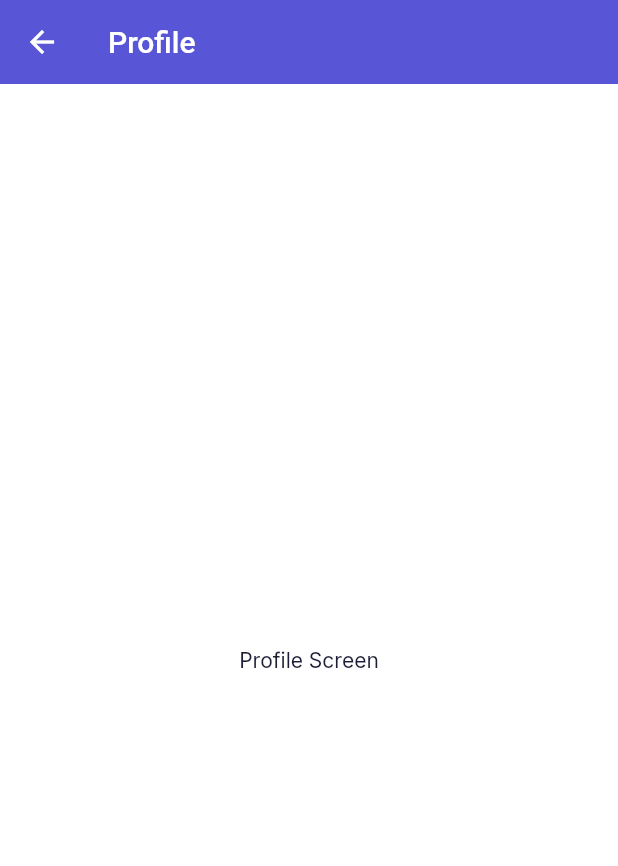
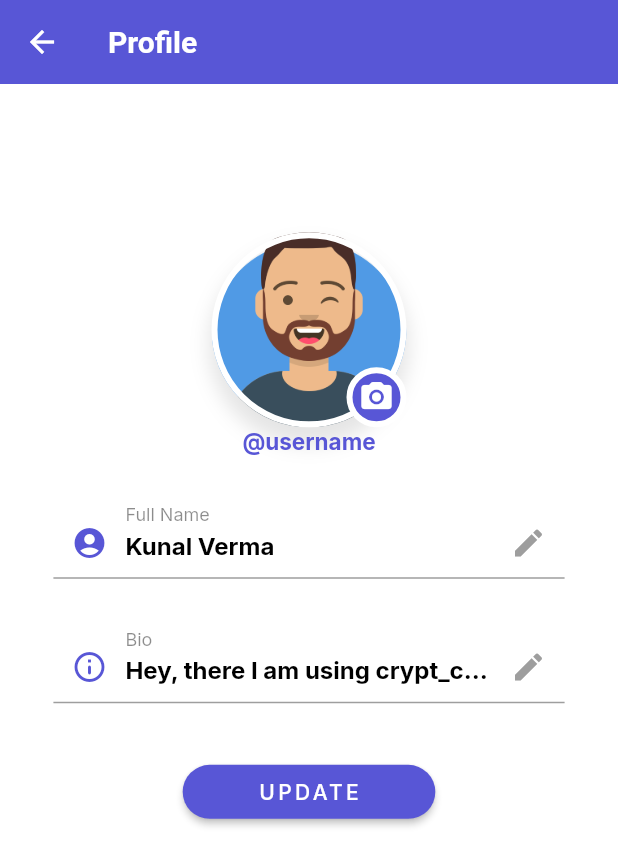
Before and after one commit to KKVANONYMOUS/Crypt-Chat, a Flutter app: the ProfileScreen screen opened directly, on a phone screen of 412 x 824 dp. Shown: the top 866 px of the screen. Run offline on Flutter 3.47's test engine with Material 2 defaults, Android fonts, the phone set to English and light mode, and no system bars; our stand-ins replace cloud_firestore, firebase_auth, firebase_core, flutter_svg, google_fonts, shared_preferences; missing offline and left inert: encrypt; accounts and stored records are empty.

Commit message:
Worked on Profile UI

```diff
--- a/lib/views/chat_rooms_view.dart
+++ b/lib/views/chat_rooms_view.dart
@@ -5,11 +5,9 @@ import 'package:crypt_chat/utils/services/database.dart';
 import 'package:crypt_chat/utils/services/encryption_decryption.dart';
 import 'package:crypt_chat/views/auth/login_view.dart';
 import 'package:crypt_chat/views/chat_view.dart';
-import 'package:crypt_chat/views/profile_view.dart';
 import 'package:crypt_chat/views/search_view.dart';
 import 'package:crypt_chat/utils/services/auth.dart';
 import 'package:crypt_chat/widgets/alert_dialog.dart';
-import 'file:///F:/Flutter_Project/crypt_chat/lib/views/home_view.dart';
 import 'package:flutter/cupertino.dart';
 import 'package:flutter/material.dart';
 import 'package:encrypt/encrypt.dart' as encrypt;
--- a/lib/views/profile_view.dart
+++ b/lib/views/profile_view.dart
@@ -1,4 +1,5 @@
 import 'package:flutter/material.dart';
+import 'package:crypt_chat/constants/app_constants.dart';
 
 class ProfileScreen extends StatefulWidget {
   @override
@@ -8,14 +9,136 @@ class ProfileScreen extends StatefulWidget {
 class _ProfileScreenState extends State<ProfileScreen> {
   @override
   Widget build(BuildContext context) {
+    Size screenSize=MediaQuery.of(context).size;
     return Scaffold(
       appBar: AppBar(
-        title: Text('Profile'),
+        title: Text('Profile', style: TextStyle(
+            color: Colors.white, fontWeight: FontWeight.bold, fontSize: 20),
+        ),
         elevation: 0,
       ),
-      body: Center(
-        child: Text('Profile Screen'),
+      body: Container(
+        padding: EdgeInsets.symmetric(vertical: screenSize.height * 0.12,horizontal: 15),
+        child: ListView(
+          children: [
+            Center(
+              child: Stack(
+                children: [
+                  Container(
+                    width: 130,
+                    height: 130,
+                    decoration: BoxDecoration(
+                        border: Border.all(
+                            width: 4,
+                            color: Theme.of(context).scaffoldBackgroundColor),
+                        boxShadow: [
+                          BoxShadow(
+                              spreadRadius: 2,
+                              blurRadius: 10,
+                              color: Colors.black.withOpacity(0.1),
+                              offset: Offset(0, 10))
+                        ],
+                        shape: BoxShape.circle,
+                        image: DecorationImage(
+                            fit: BoxFit.cover,
+                            image: AssetImage("assets/images/user_avatar.png")),
+                    ),
+
+                  ),
+                  Positioned(
+                      bottom: 0,
+                      right: 0,
+                      child: Container(
+                        height: 40,
+                        width: 40,
+                        decoration: BoxDecoration(
+                          shape: BoxShape.circle,
+                          border: Border.all(
+                            width: 4,
+                            color: Theme.of(context).scaffoldBackgroundColor,
+                          ),
+                          color: Theme.of(context).primaryColor,
+                        ),
+                        child: Icon(
+                          Icons.camera_alt_rounded,
+                          color: Colors.white,
+                        ),
+                      )),
+                ],
+              ),
+            ),
+            Center(
+              child: Container(
+                child: Text('@username',style: TextStyle(color:MediaQuery.of(context).platformBrightness==Brightness.light ? Constants.kPrimaryColor:Constants.kSecondaryColor,fontSize: 15,fontWeight: FontWeight.bold),),
+              ),
+            ),
+            SizedBox(
+              height: 35,
+            ),
+            Container(
+              padding: EdgeInsets.symmetric(horizontal: screenSize.width * 0.05),
+              child: Column(
+                children: [
+                  ProfileTextField(context,"Full Name", "Kunal Verma"),
+                  ProfileTextField(context,"Bio", "Hey, there I am using crypt_chat"),
+                  Padding(
+                    padding: EdgeInsets.symmetric(horizontal: screenSize.width * 0.1),
+                    child: RaisedButton(
+                      onPressed: () {},
+                      color: MediaQuery.of(context).platformBrightness==Brightness.light ? Constants.kPrimaryColor:Constants.kSecondaryColor,
+                      padding: EdgeInsets.symmetric(horizontal: 50),
+                      shape: RoundedRectangleBorder(
+                          borderRadius: BorderRadius.circular(20)),
+                      child: Text(
+                        "UPDATE",
+                        style: TextStyle(
+                            fontSize: 14,
+                            letterSpacing: 2.2,
+                            color: MediaQuery.of(context).platformBrightness==Brightness.light ? Colors.white:Colors.black87),
+                      ),
+                    ),
+                  )
+                ],
+              ),
+            )
+          ],
+        ),
       ),
     );
   }
 }
+
+Widget ProfileTextField(BuildContext context,
+    String labelText, String placeholder) {
+  return Padding(
+    padding: const EdgeInsets.only(bottom: 35.0),
+    child: TextField(
+      decoration: InputDecoration(
+        prefixIcon: Icon(
+          labelText=='Bio'?Icons.info_outline_rounded:Icons.account_circle_rounded,
+          color: MediaQuery.of(context).platformBrightness==Brightness.light ? Constants.kPrimaryColor:Colors.grey,
+        ),
+          suffixIcon: IconButton(
+            onPressed: () {
+
+            },
+            icon: Icon(
+              Icons.edit,
+              color: MediaQuery.of(context).platformBrightness==Brightness.light ? Colors.grey:Constants.kPrimaryColor,
+            ),
+          ),
+          contentPadding: EdgeInsets.only(bottom: 3),
+          labelText: labelText,
+          labelStyle: TextStyle(
+            color: MediaQuery.of(context).platformBrightness==Brightness.light ? Colors.black45:Colors.grey
+          ),
+          floatingLabelBehavior: FloatingLabelBehavior.always,
+          hintText: placeholder,
+          hintStyle: TextStyle(
+            fontSize: 16,
+            fontWeight: FontWeight.bold,
+            color: MediaQuery.of(context).platformBrightness==Brightness.light ? Colors.black:Colors.white70,
+          )),
+    ),
+  );
+}
```
